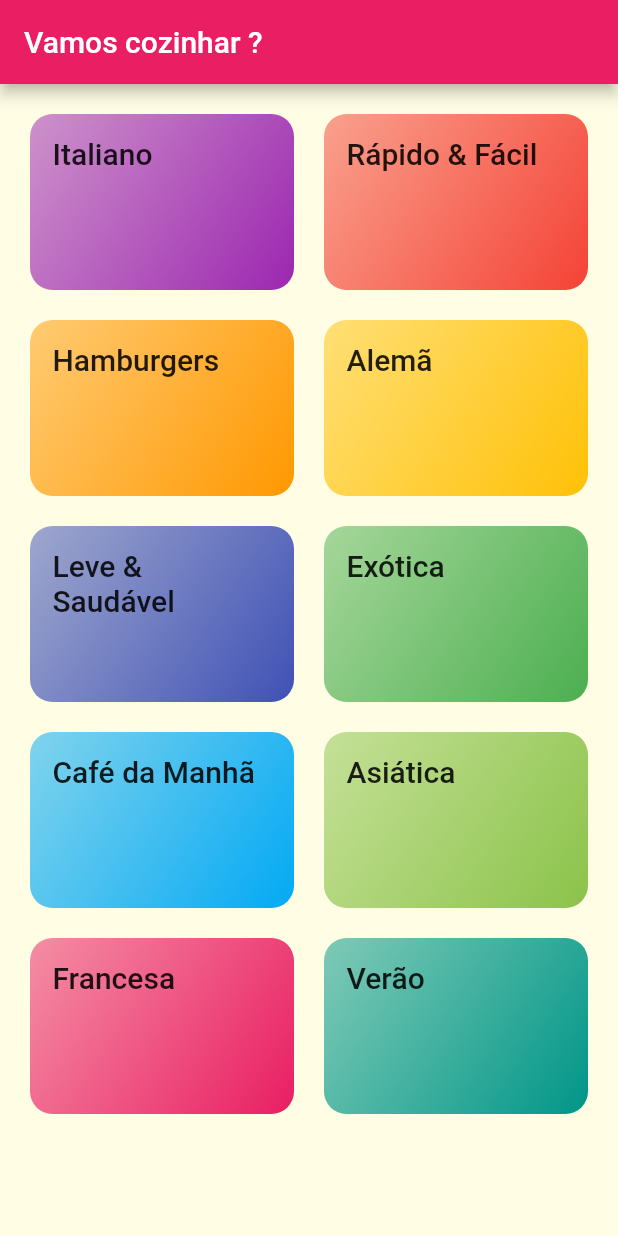
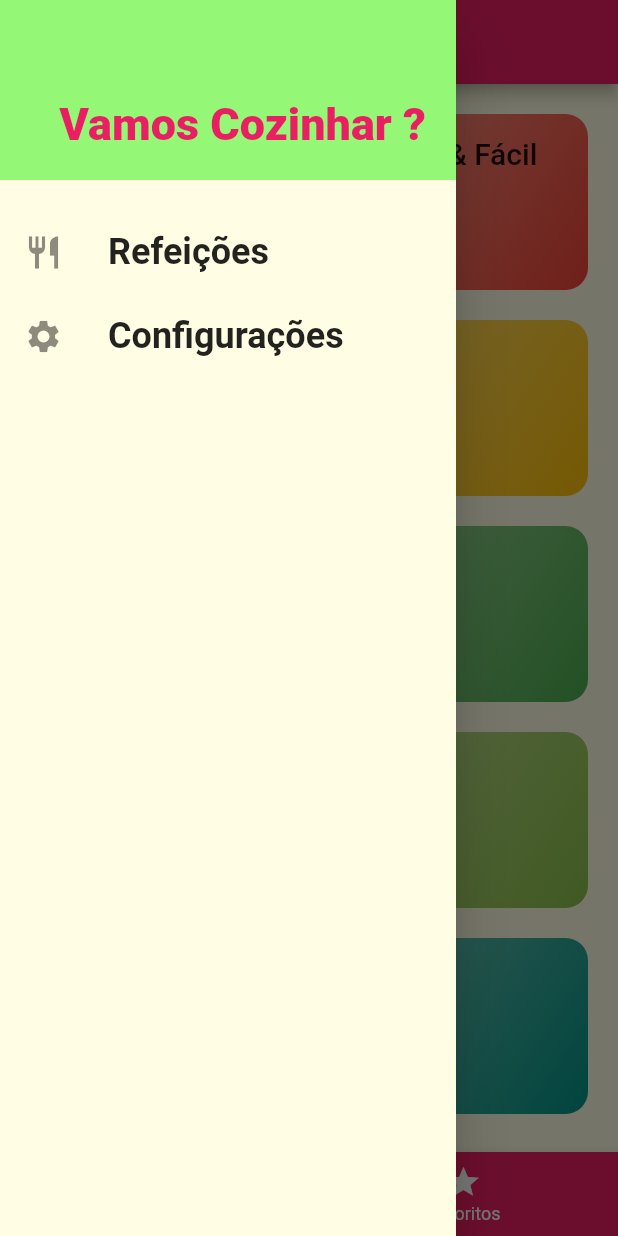
Before and after one commit to AlanAmanco/Food, a Flutter app: the screen it shows after launch, with the side drawer open (before the commit the screen has no drawer), on a phone screen of 412 x 824 dp. Run offline on Flutter 3.47's test engine with Material 2 defaults, Android fonts, the phone set to English and light mode, and no system bars; missing offline and left inert: dart:ffi.

Commit message:
navegação

```diff
--- a/lib/components/category_item.dart
+++ b/lib/components/category_item.dart
@@ -10,7 +10,7 @@ class CategoryItem extends StatelessWidget {
 
   void _selectCategory(BuildContext context) {
     Navigator.of(context).pushNamed(
-      AppRoutes.CATEGORIES_MEALS,
+      AppRoutes.categoriesMeals,
       arguments: category,
     );
   }
--- /dev/null
+++ b/lib/components/main_drawer.dart
@@ -0,0 +1,56 @@
+import 'package:flutter/material.dart';
+import 'package:food/utils/app_routes.dart';
+
+class MainDrawer extends StatelessWidget {
+  const MainDrawer({super.key});
+
+  Widget _createItem(IconData icon, String label, Function() onTab) {
+    return ListTile(
+      leading: Icon(
+        icon,
+        size: 26,
+      ),
+      title: Text(
+        label,
+        style: const TextStyle(
+            fontFamily: 'RobotoCondensed',
+            fontSize: 24,
+            fontWeight: FontWeight.bold),
+      ),
+      onTap: onTab,
+    );
+  }
+
+  @override
+  Widget build(BuildContext context) {
+    return Drawer(
+      child: Column(
+        children: [
+          Container(
+            height: 120,
+            width: double.infinity,
+            padding: const EdgeInsets.all(20),
+            color: Theme.of(context).colorScheme.secondary,
+            alignment: Alignment.bottomRight,
+            child: Text(
+              'Vamos Cozinhar ?',
+              style: TextStyle(
+                fontWeight: FontWeight.w900,
+                fontSize: 30,
+                color: Theme.of(context).colorScheme.primary,
+              ),
+            ),
+          ),
+          const SizedBox(height: 20),
+          _createItem(Icons.restaurant, 'Refeições',
+              () => Navigator.of(context).pushReplacementNamed(AppRoutes.home)),
+          _createItem(
+              Icons.settings,
+              'Configurações',
+              () => Navigator.of(context)
+                  .pushReplacementNamed(AppRoutes.settings)),
+        ],
+      ),
+    );
+  }
+}
--- a/lib/components/meal_item.dart
+++ b/lib/components/meal_item.dart
@@ -8,7 +8,7 @@ class MealItem extends StatelessWidget {
   final Meal meal;
 
   void _selectMeal(BuildContext context) {
-    Navigator.of(context).pushNamed(AppRoutes.MEAL_DETAIL, arguments: meal);
+    Navigator.of(context).pushNamed(AppRoutes.mealDetail, arguments: meal);
   }
 
   @override
--- a/lib/main.dart
+++ b/lib/main.dart
@@ -1,13 +1,59 @@
+import 'dart:ffi';
+
 import 'package:flutter/material.dart';
+import 'package:food/Data/dummy_data.dart';
+import 'package:food/models/settings.dart';
 import 'package:food/screens/categories_meals_screen.dart';
-import 'package:food/screens/categories_screen.dart';
 import 'package:food/screens/meal_detail.screen.dart';
+import 'package:food/screens/settings_screen.dart';
+import 'package:food/screens/tabs_screen.dart';
 import 'package:food/utils/app_routes.dart';
+
+import 'models/meal.dart';
 
 void main() => runApp(const MyApp());
 
-class MyApp extends StatelessWidget {
+class MyApp extends StatefulWidget {
   const MyApp({super.key});
+
+  @override
+  State<MyApp> createState() => _MyAppState();
+}
+
+class _MyAppState extends State<MyApp> {
+  Settings settings = Settings();
+
+  List<Meal> _availableMeals = dummyMeals;
+  List<Meal> _favoriteMeals = [];
+
+  void _filterMeals(Settings settings) {
+    setState(() {
+      _availableMeals = dummyMeals.where((meal) {
+        this.settings = settings;
+
+        final filterGluten = settings.isGlutenFree && !meal.isGlutenFree;
+        final filterLactose = settings.isLactoseFree && !meal.isLactoseFree;
+        final filterVegan = settings.isVegan && !meal.isVegan;
+        final filterVegetarian = settings.isVegetarian && !meal.isVegetarian;
+        return !filterGluten &&
+            !filterLactose &&
+            !filterVegan &&
+            !filterVegetarian;
+      }).toList();
+    });
+  }
+
+  void _toggleFavorite(Meal meal) {
+    setState(() {
+      _favoriteMeals.contains(meal)
+          ? _favoriteMeals.remove(meal)
+          : _favoriteMeals.add(meal);
+    });
+  }
+
+  bool _isFavorite(Meal meal) {
+    return _favoriteMeals.contains(meal);
+  }
 
   @override
   Widget build(BuildContext context) {
@@ -16,16 +62,19 @@ class MyApp extends StatelessWidget {
       theme: ThemeData(
           colorScheme: ColorScheme.fromSwatch(
             primarySwatch: Colors.pink,
-          ).copyWith(secondary: Colors.amber),
+          ).copyWith(secondary: const Color.fromARGB(255, 148, 247, 118)),
           canvasColor: const Color.fromRGBO(255, 254, 229, 1),
           fontFamily: 'Raleway',
           textTheme: ThemeData.light().textTheme.copyWith(
               titleLarge: const TextStyle(
                   fontSize: 20, fontFamily: 'RobotoCondensed'))),
       routes: {
-        AppRoutes.HOME: (context) => const CategoriesScreen(),
-        AppRoutes.CATEGORIES_MEALS: (context) => const CategoriesMealsScreen(),
-        AppRoutes.MEAL_DETAIL: (context) => const MealDetailScreen(),
+        AppRoutes.home: (context) => TabsScreen(_favoriteMeals),
+        AppRoutes.categoriesMeals: (context) =>
+            CategoriesMealsScreen(_availableMeals),
+        AppRoutes.mealDetail: (context) =>
+            MealDetailScreen(_toggleFavorite, _isFavorite),
+        AppRoutes.settings: (context) => SettingsScreen(_filterMeals, settings),
       },
     );
   }
--- /dev/null
+++ b/lib/models/settings.dart
@@ -0,0 +1,12 @@
+class Settings {
+  bool isGlutenFree;
+  bool isLactoseFree;
+  bool isVegan;
+  bool isVegetarian;
+
+  Settings(
+      {this.isGlutenFree = false,
+      this.isLactoseFree = false,
+      this.isVegan = false,
+      this.isVegetarian = false});
+}
--- a/lib/screens/categories_screen.dart
+++ b/lib/screens/categories_screen.dart
@@ -8,11 +8,7 @@ class CategoriesScreen extends StatelessWidget {
 
   @override
   Widget build(BuildContext context) {
-    return Scaffold(
-      appBar: AppBar(
-        title: const Text('Vamos cozinhar ?'),
-      ),
-      body: GridView(
+    return GridView(
       padding: const EdgeInsets.all(20),
       gridDelegate: const SliverGridDelegateWithMaxCrossAxisExtent(
           maxCrossAxisExtent: 200,
@@ -22,7 +18,6 @@ class CategoriesScreen extends StatelessWidget {
       children: dummyCategories.map((cat) {
         return CategoryItem(cat);
       }).toList(),
-      ),
     );
   }
 }
--- /dev/null
+++ b/lib/screens/tabs_screen.dart
@@ -0,0 +1,71 @@
+// ignore_for_file: unused_field
+
+import 'package:flutter/material.dart';
+import 'package:food/components/main_drawer.dart';
+import 'package:food/screens/categories_screen.dart';
+import 'package:food/screens/favorite_screen.dart';
+
+import '../models/meal.dart';
+
+class TabsScreen extends StatefulWidget {
+  const TabsScreen(this.favoriteMeals, {Key? key}) : super(key: key);
+
+  final List<Meal> favoriteMeals;
+
+  @override
+  State<TabsScreen> createState() => _TabsScreenState();
+}
+
+class _TabsScreenState extends State<TabsScreen> {
+  int _selectedScreenIndex = 0;
+  late List<Map<String, Object>> _screens;
+
+  @override
+  void initState() {
+    super.initState();
+    _screens = [
+      {
+        'title': 'Lista de Categorias',
+        'screen': const CategoriesScreen(),
+      },
+      {
+        'title': 'Meus Favoritos',
+        'screen': FavoriteScreen(widget.favoriteMeals),
+      }
+    ];
+  }
+
+  _selectScreen(int index) {
+    setState(() {
+      _selectedScreenIndex = index;
+    });
+  }
+
+  @override
+  Widget build(BuildContext context) {
+    return Scaffold(
+      appBar: AppBar(
+        title: Text(_screens[_selectedScreenIndex]['title'] as String),
+      ),
+      drawer: const MainDrawer(),
+      body: _screens[_selectedScreenIndex]['screen'] as Widget,
+      bottomNavigationBar: BottomNavigationBar(
+        onTap: _selectScreen,
+        backgroundColor: Theme.of(context).colorScheme.primary,
+        unselectedItemColor: Colors.white,
+        selectedItemColor: Theme.of(context).colorScheme.secondary,
+        currentIndex: _selectedScreenIndex,
+        items: const [
+          BottomNavigationBarItem(
+            icon: Icon(Icons.category),
+            label: 'Category',
+          ),
+          BottomNavigationBarItem(
+            icon: Icon(Icons.star),
+            label: 'Favoritos',
+          )
+        ],
+      ),
+    );
+  }
+}
--- a/lib/utils/app_routes.dart
+++ b/lib/utils/app_routes.dart
@@ -1,7 +1,6 @@
-import 'package:food/models/meal.dart';
-
 class AppRoutes {
-  static const HOME = '/';
-  static const CATEGORIES_MEALS = '/categories-meals';
-  static const MEAL_DETAIL = '/meal-detael';
+  static const home = '/';
+  static const categoriesMeals = '/categories-meals';
+  static const mealDetail = '/metal-detail';
+  static const settings = '/settings';
 }
```
Also changed, not shown: lib/screens/categories_meals_screen.dart (+6 -3 lines), lib/screens/favorite_screen.dart (added, +28 -0 lines), lib/screens/meal_detail.screen.dart (+10 -1 lines), lib/screens/settings_screen.dart (added, +90 -0 lines). Lines whose indentation alone changed are shown as unchanged.
